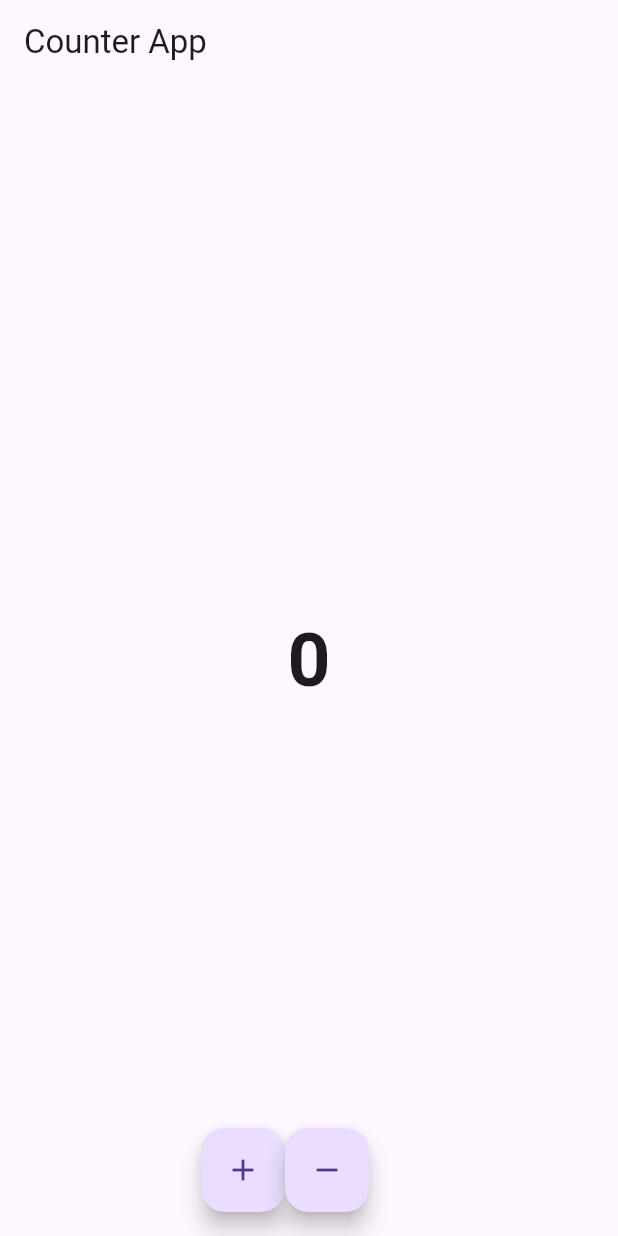
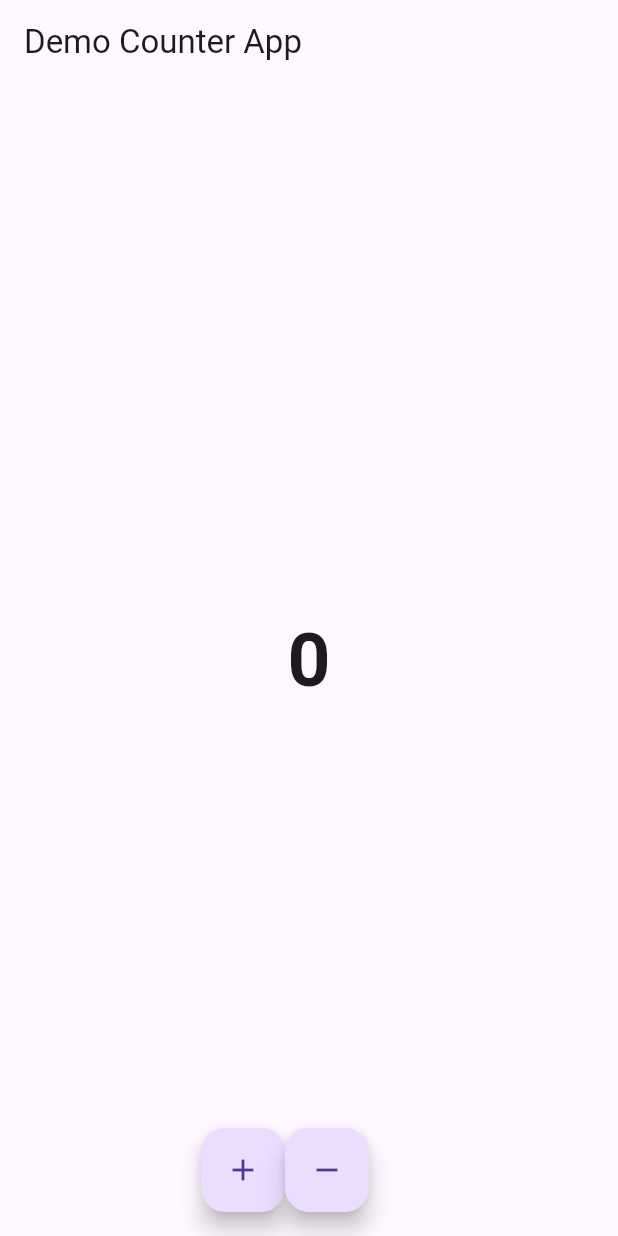
Before and after one commit to acan12/demo_flutter, a Flutter app: the screen it shows after launch, on a phone screen of 412 x 824 dp. Run offline on Flutter 3.47's test engine with Material 3 defaults, Android fonts, the phone set to English and light mode, and no system bars; our stand-ins replace bloc, equatable, flutter_bloc.

```diff
--- a/lib/v2/counter_screen.dart
+++ b/lib/v2/counter_screen.dart
@@ -8,7 +8,7 @@ class CounterScreen extends StatelessWidget {
   @override
   Widget build(BuildContext context) {
     return Scaffold(
-      appBar: AppBar(title: const Text("Counter App"),),
+      appBar: AppBar(title: const Text("Demo Counter App"),),
       body: Center(
         child: BlocBuilder<CounterCubit, int>(
           builder: (context, state) {
```
